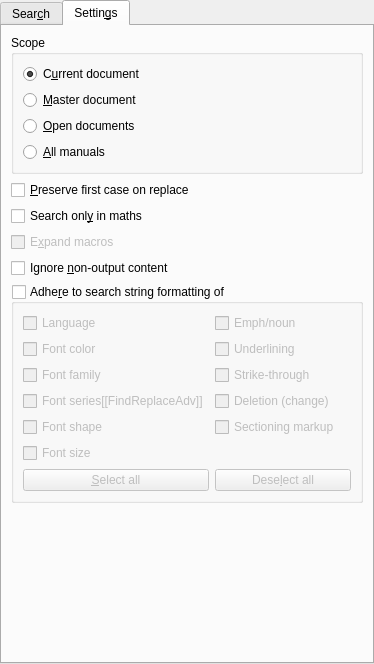
Qt form src/frontends/qt/ui/FindAndReplaceUi.ui (cburschka/lyx) before a commit.
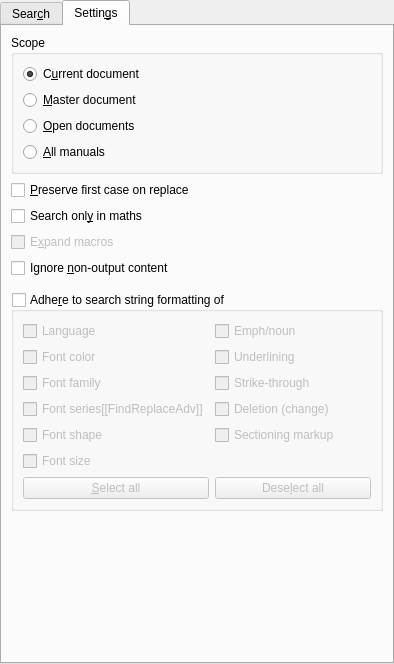
The same form after that commit. The open tabs and pages were chosen to show the change. Custom widgets are drawn as their Qt base class.

Commit message: * Adv FindAndReplace - add spacer to visually distinguish groupbox.

```diff
--- a/src/frontends/qt/ui/FindAndReplaceUi.ui
+++ b/src/frontends/qt/ui/FindAndReplaceUi.ui
@@ -6,7 +6,7 @@
    <rect>
     <x>0</x>
     <y>0</y>
-    <width>374</width>
+    <width>394</width>
     <height>664</height>
    </rect>
   </property>
@@ -263,7 +263,7 @@
    <attribute name="title">
     <string>Settin&amp;gs</string>
    </attribute>
-   <layout class="QVBoxLayout" name="dynamicLayoutAdvanced_" stretch="0,0,0,1">
+   <layout class="QVBoxLayout" name="dynamicLayoutAdvanced_" stretch="0,0,0,0,1">
     <item>
      <widget class="QGroupBox" name="groupBox_2">
       <property name="enabled">
@@ -419,6 +419,19 @@
       </item>
      </layout>
     </item>
+    <item>
+     <spacer name="verticalSpacer_5">
+      <property name="orientation">
+       <enum>Qt::Vertical</enum>
+      </property>
+      <property name="sizeHint" stdset="0">
+       <size>
+        <width>20</width>
+        <height>8</height>
+       </size>
+      </property>
+     </spacer>
+    </item>
     <item>
      <widget class="QGroupBox" name="adhereFormatGB">
       <property name="toolTip">
```
